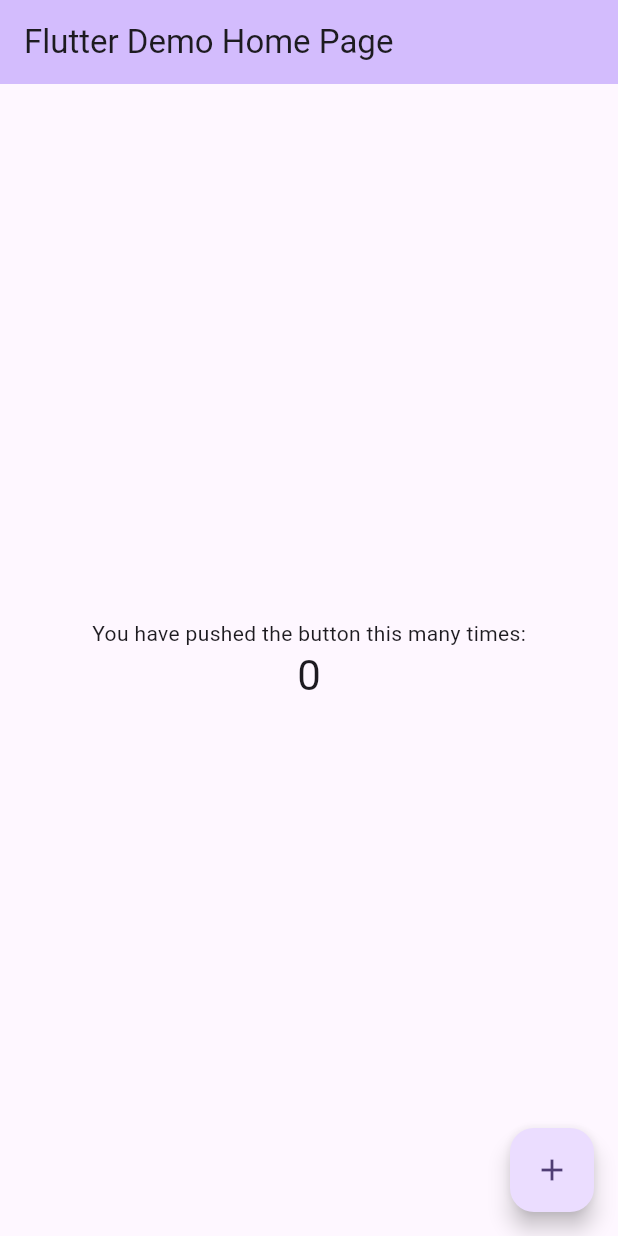
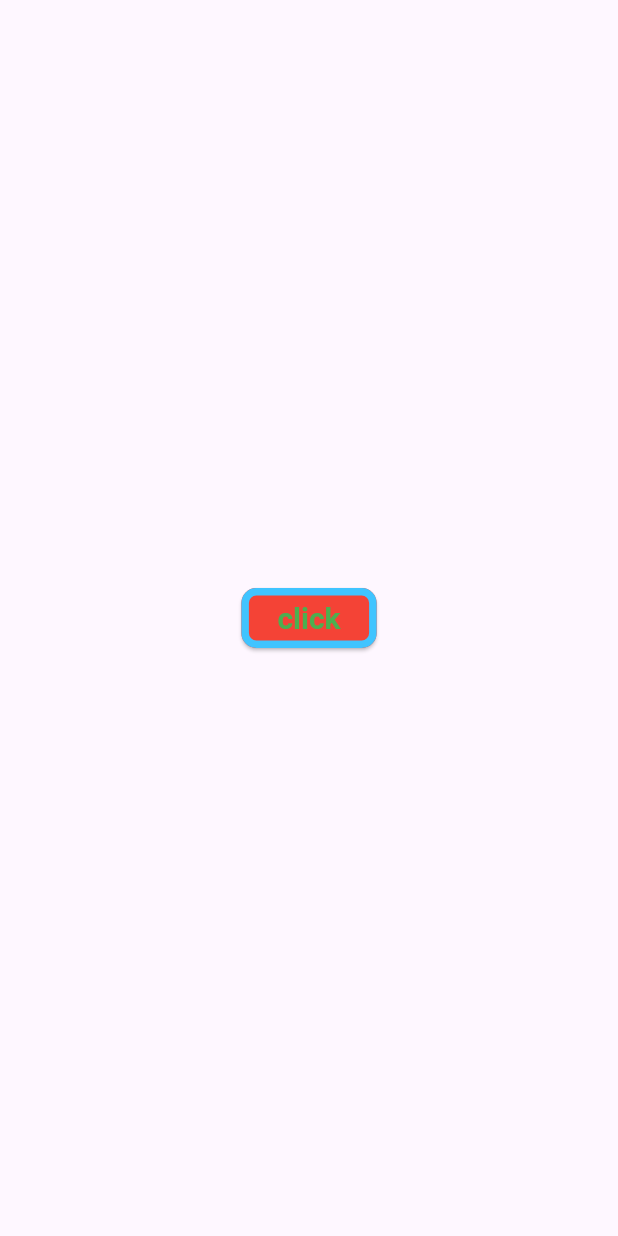
Before and after one commit to paulovsborges/LearningFlutter, a Flutter app: the screen it shows after launch, on a phone screen of 412 x 824 dp. Run offline on Flutter 3.47's test engine with Material 3 defaults, Android fonts, the phone set to English and light mode, and no system bars; our stand-ins replace go_router; missing offline and left inert: dart:ffi.

Commit message:
adding custom widget

```diff
--- a/custom_widget/lib/main.dart
+++ b/custom_widget/lib/main.dart
@@ -1,3 +1,4 @@
+import 'package:custom_widget/widgets/custom_button_widget.dart';
 import 'package:flutter/material.dart';
 
 void main() {
@@ -10,116 +11,25 @@ class MyApp extends StatelessWidget {
   // This widget is the root of your application.
   @override
   Widget build(BuildContext context) {
-    return MaterialApp(
-      title: 'Flutter Demo',
-      theme: ThemeData(
-        // This is the theme of your application.
-        //
-        // TRY THIS: Try running your application with "flutter run". You'll see
-        // the application has a purple toolbar. Then, without quitting the app,
-        // try changing the seedColor in the colorScheme below to Colors.green
-        // and then invoke "hot reload" (save your changes or press the "hot
-        // reload" button in a Flutter-supported IDE, or press "r" if you used
-        // the command line to start the app).
-        //
-        // Notice that the counter didn't reset back to zero; the application
-        // state is not lost during the reload. To reset the state, use hot
-        // restart instead.
-        //
-        // This works for code too, not just values: Most code changes can be
-        // tested with just a hot reload.
-        colorScheme: ColorScheme.fromSeed(seedColor: Colors.deepPurple),
-        useMaterial3: true,
-      ),
-      home: const MyHomePage(title: 'Flutter Demo Home Page'),
+    return const MaterialApp(
+      home: MyHomePage(),
     );
   }
 }
 
-class MyHomePage extends StatefulWidget {
-  const MyHomePage({super.key, required this.title});
-
-  // This widget is the home page of your application. It is stateful, meaning
-  // that it has a State object (defined below) that contains fields that affect
-  // how it looks.
-
-  // This class is the configuration for the state. It holds the values (in this
-  // case the title) provided by the parent (in this case the App widget) and
-  // used by the build method of the State. Fields in a Widget subclass are
-  // always marked "final".
-
-  final String title;
-
-  @override
-  State<MyHomePage> createState() => _MyHomePageState();
-}
-
-class _MyHomePageState extends State<MyHomePage> {
-  int _counter = 0;
-
-  void _incrementCounter() {
-    setState(() {
-      // This call to setState tells the Flutter framework that something has
-      // changed in this State, which causes it to rerun the build method below
-      // so that the display can reflect the updated values. If we changed
-      // _counter without calling setState(), then the build method would not be
-      // called again, and so nothing would appear to happen.
-      _counter++;
-    });
-  }
+class MyHomePage extends StatelessWidget {
+  const MyHomePage({super.key});
 
   @override
   Widget build(BuildContext context) {
-    // This method is rerun every time setState is called, for instance as done
-    // by the _incrementCounter method above.
-    //
-    // The Flutter framework has been optimized to make rerunning build methods
-    // fast, so that you can just rebuild anything that needs updating rather
-    // than having to individually change instances of widgets.
     return Scaffold(
-      appBar: AppBar(
-        // TRY THIS: Try changing the color here to a specific color (to
-        // Colors.amber, perhaps?) and trigger a hot reload to see the AppBar
-        // change color while the other colors stay the same.
-        backgroundColor: Theme.of(context).colorScheme.inversePrimary,
-        // Here we take the value from the MyHomePage object that was created by
-        // the App.build method, and use it to set our appbar title.
-        title: Text(widget.title),
-      ),
       body: Center(
-        // Center is a layout widget. It takes a single child and positions it
-        // in the middle of the parent.
-        child: Column(
-          // Column is also a layout widget. It takes a list of children and
-          // arranges them vertically. By default, it sizes itself to fit its
-          // children horizontally, and tries to be as tall as its parent.
-          //
-          // Column has various properties to control how it sizes itself and
-          // how it positions its children. Here we use mainAxisAlignment to
-          // center the children vertically; the main axis here is the vertical
-          // axis because Columns are vertical (the cross axis would be
-          // horizontal).
-          //
-          // TRY THIS: Invoke "debug painting" (choose the "Toggle Debug Paint"
-          // action in the IDE, or press "p" in the console), to see the
-          // wireframe for each widget.
-          mainAxisAlignment: MainAxisAlignment.center,
-          children: <Widget>[
-            const Text(
-              'You have pushed the button this many times:',
-            ),
-            Text(
-              '$_counter',
-              style: Theme.of(context).textTheme.headlineMedium,
-            ),
-          ],
+        child: CustomButtonWidget(
+          callback: () {},
+          label: Text('click'),
+          isEnabled: false,
         ),
       ),
-      floatingActionButton: FloatingActionButton(
-        onPressed: _incrementCounter,
-        tooltip: 'Increment',
-        child: const Icon(Icons.add),
-      ), // This trailing comma makes auto-formatting nicer for build methods.
     );
   }
 }
--- /dev/null
+++ b/custom_widget/lib/widgets/custom_button_widget.dart
@@ -0,0 +1,45 @@
+import 'package:flutter/cupertino.dart';
+import 'package:flutter/material.dart';
+
+class CustomButtonWidget extends StatelessWidget {
+  const CustomButtonWidget(
+      {super.key,
+      required this.callback,
+      required this.label,
+      required this.isEnabled});
+
+  final VoidCallback callback;
+  final Widget label;
+  final bool isEnabled;
+
+  @override
+  Widget build(BuildContext context) {
+    return ElevatedButton(
+      onPressed: isEnabled ? null : callback,
+      child: label,
+      style: ButtonStyle(
+          foregroundColor: MaterialStateProperty.resolveWith<Color>((states) {
+            if (states.contains(MaterialState.pressed)) return Colors.white38;
+            return Colors.green;
+          }),
+          backgroundColor: MaterialStateProperty.resolveWith<Color>((states) {
+            if (states.contains(MaterialState.disabled)) return Colors.brown;
+            if (states.contains(MaterialState.pressed)) return Colors.black12;
+            return Colors.red;
+          }),
+          shape: MaterialStateProperty.all(RoundedRectangleBorder(
+            side: const BorderSide(
+              color: Colors.lightBlueAccent,
+              width: 5,
+            ),
+            borderRadius: BorderRadius.circular(10),
+          )),
+          textStyle: MaterialStateProperty.all(
+            const TextStyle(
+              fontWeight: FontWeight.bold,
+              fontSize: 20,
+            ),
+          )),
+    );
+  }
+}
```
